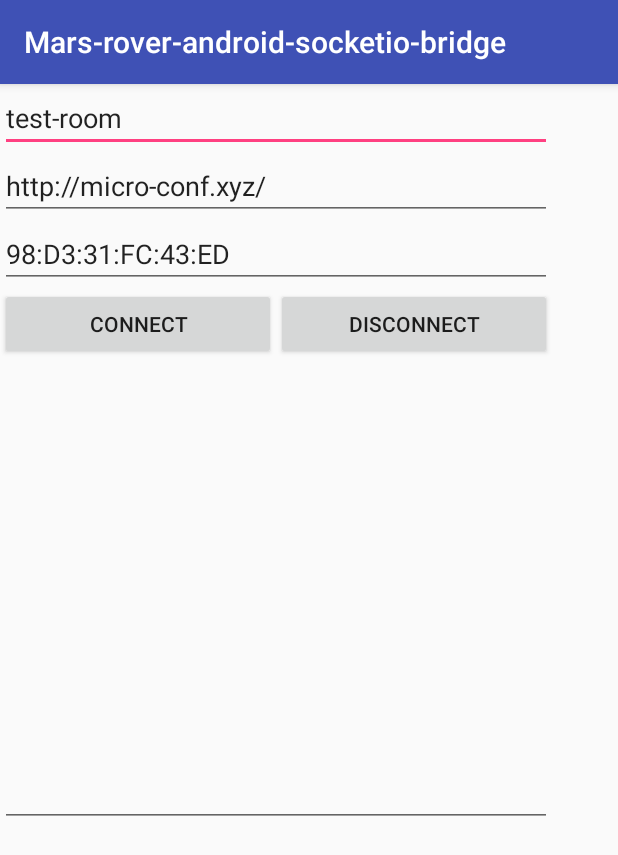
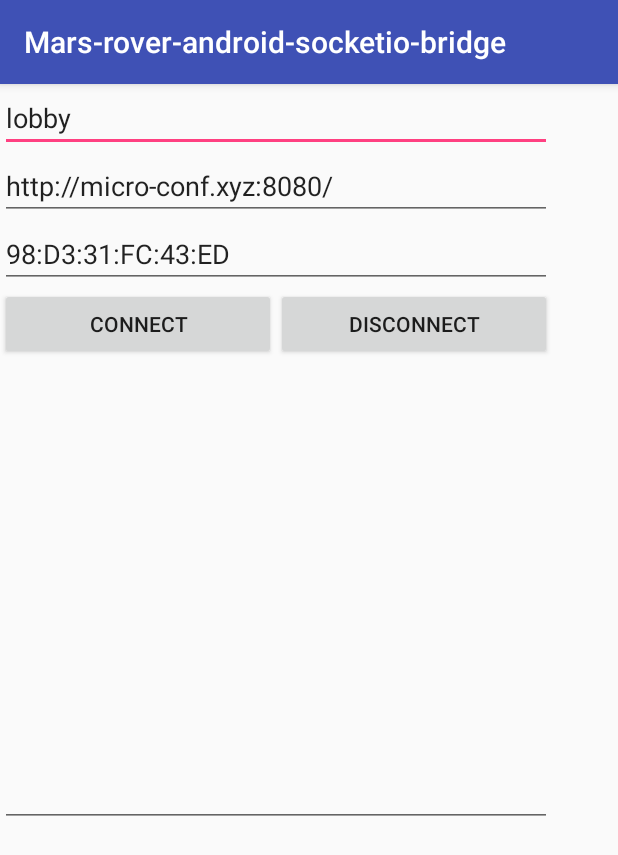
Before and after one commit to spaceshipyard/mars-rover-android-socketio-bridge, an Android app: the screen it shows after launch (MainActivity), on a phone screen of 412 x 824 dp. Shown: the top 855 px of the screen. Run offline under Robolectric (Android 15) with nearby library versions, the phone set to English and light mode, and no system bars; libraries missing offline, so code that uses them is left out: io.socket.client, io.socket.emitter.

```diff
--- a/app/src/main/res/layout/activity_main.xml
+++ b/app/src/main/res/layout/activity_main.xml
@@ -21,7 +21,7 @@
             android:ems="10"
             android:hint="room name"
             android:inputType="text|textShortMessage"
-            android:text="test-room" />
+            android:text="lobby" />
 
         <EditText
             android:id="@+id/editTextDispatcherUrl"
@@ -31,7 +31,7 @@
             android:ems="10"
             android:hint="dispatcher url"
             android:inputType="textLongMessage"
-            android:text="http://micro-conf.xyz/" />
+            android:text="http://micro-conf.xyz:8080/" />
 
         <EditText
             android:id="@+id/editTextMacAddr"
```
Also changed, not shown: app/src/main/java/com/chaoslabgames/mars/bridge/remote/socketio/ArduinoBridgeService.java (+1 -22 lines).
